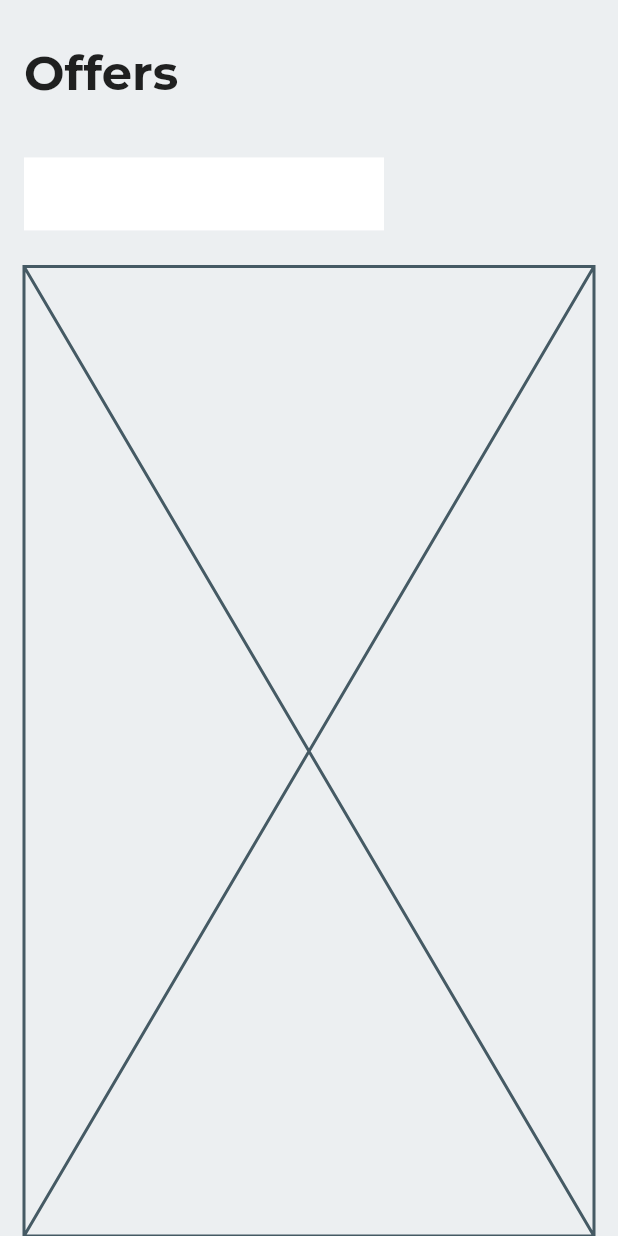
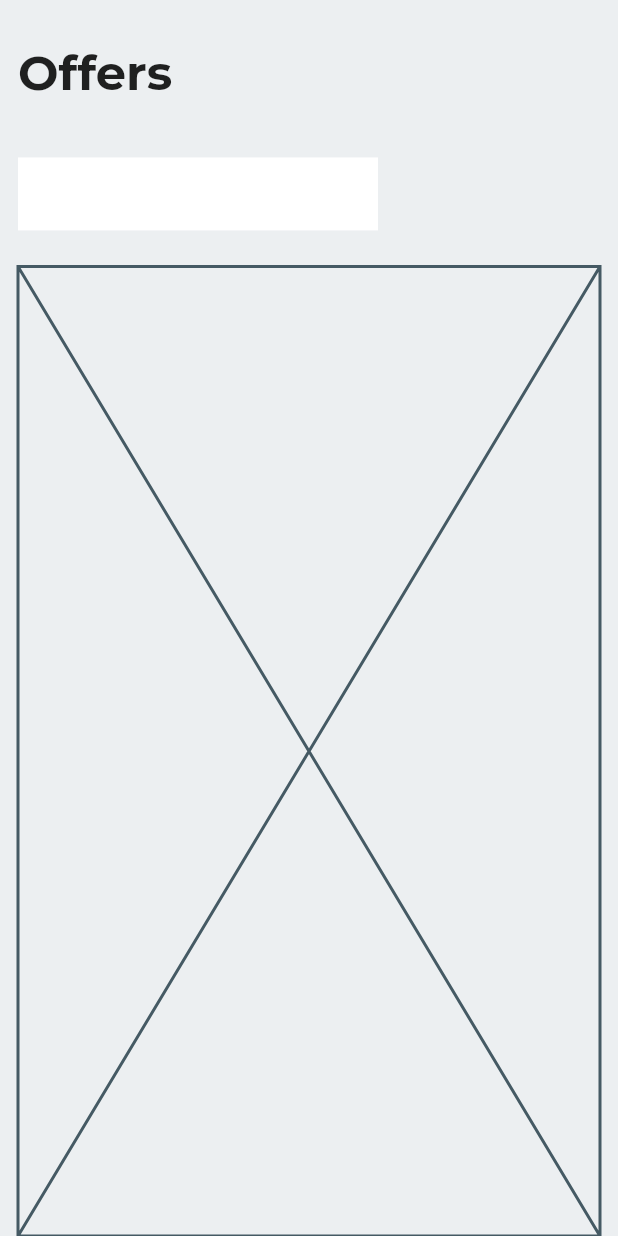
Before and after one commit to JAICHANGPARK/flutter_notebook_11th_story, a Flutter app: the screen it shows after launch, on a phone screen of 412 x 824 dp. Run offline on Flutter 3.47's test engine with Material 2 defaults, Android fonts, the phone set to English and light mode, and no system bars; our stand-ins replace backdrop, badges, flutter_inner_drawer, flutter_slidable, flutter_swiper, google_fonts.

Commit message:
Update offers_home_page.dart

```diff
--- a/lib/ep741_offers_app/ui/offers_home_page.dart
+++ b/lib/ep741_offers_app/ui/offers_home_page.dart
@@ -13,7 +13,7 @@ class _OffersHomePageState extends State<OffersHomePage> {
       backgroundColor: Colors.blueGrey[50],
       body: SafeArea(
         child: Padding(
-          padding: const EdgeInsets.symmetric(horizontal: 16),
+          padding: const EdgeInsets.symmetric(horizontal: 12),
           child: Column(
             crossAxisAlignment: CrossAxisAlignment.start,
             children: [
```
